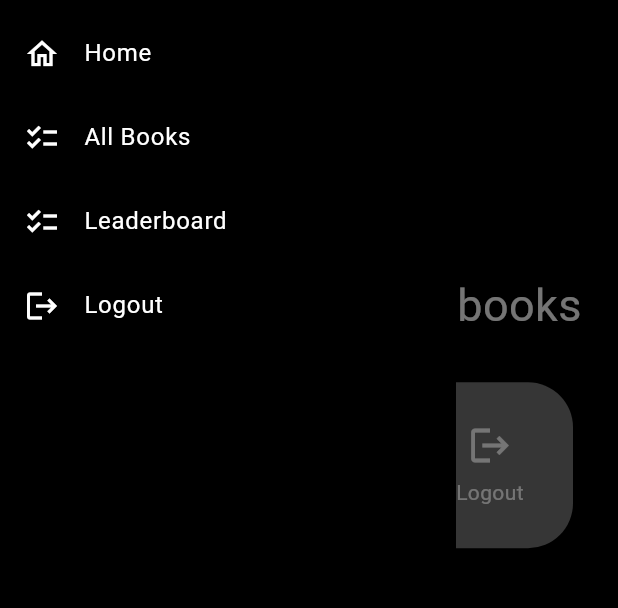
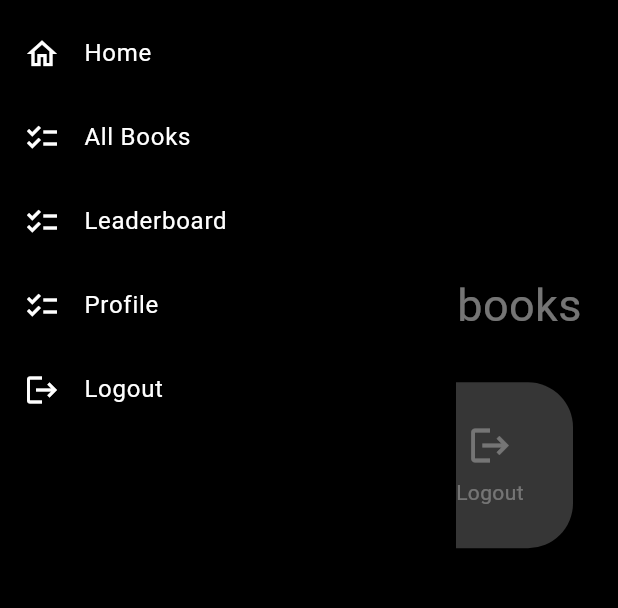
Before and after one commit to PBP-A06/ReadNRate-mobile, a Flutter app: the screen it shows after launch, with the side drawer open, on a phone screen of 412 x 824 dp, the part 242-850 px from its top. Run offline on Flutter 3.47's test engine with Material 3 defaults, Android fonts, the phone set to English and light mode, and no system bars; missing offline and left inert: pbp_django_auth.

Commit message:
Tambah page profile

```diff
--- a/lib/home/widget/left_drawer.dart
+++ b/lib/home/widget/left_drawer.dart
@@ -1,6 +1,7 @@
 import 'package:flutter/material.dart';
 import 'package:project/home/screens/menu.dart';
 import 'package:project/leaderboard/screens/leaderboard_page.dart';
+import 'package:project/user_profile/screens/profile.dart';
 import 'package:project/main/screens/book_list.dart';
 
 class LeftDrawer extends StatelessWidget {
@@ -95,6 +96,24 @@ class LeftDrawer extends StatelessWidget {
           ),
           ListTile(
             leading: const Icon(
+              Icons.checklist,
+              color: Colors.white,
+            ),
+            title: const Text(
+              'Profile',
+              style: TextStyle(color: Colors.white),
+            ),
+            onTap: () {
+              // Route ke Profile
+              Navigator.push(
+                context,
+                MaterialPageRoute(
+                    builder: (context) => const ProfilePage()),
+              );
+            },
+          ),
+          ListTile(
+            leading: const Icon(
               Icons.logout,
               color: Colors.white,
             ),
```
Also changed, not shown: lib/user_profile/screens/profile.dart (added, +30 -0 lines), lib/user_profile/screens/file.dart (deleted).
